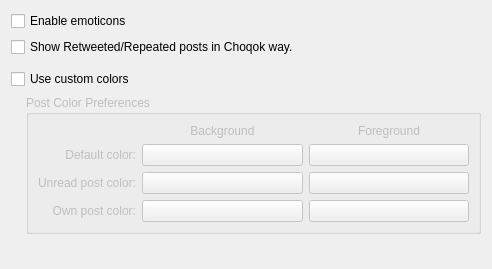
Qt form choqok/config/appearance/appearanceconfig_base.ui (KDE/choqok) before a commit.
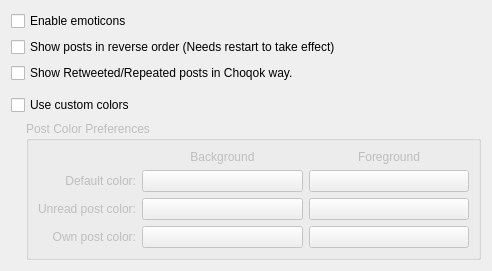
The same form after that commit. Custom widgets are drawn as their Qt base class.

Commit message: FEATURE:241743 an option to show timelines in reverse order

```diff
--- a/choqok/config/appearance/appearanceconfig_base.ui
+++ b/choqok/config/appearance/appearanceconfig_base.ui
@@ -18,6 +18,13 @@
      </property>
     </widget>
    </item>
+   <item>
+    <widget class="QCheckBox" name="kcfg_useReverseOrder">
+     <property name="text">
+      <string>Show posts in reverse order (Needs restart to take effect)</string>
+     </property>
+    </widget>
+   </item>
    <item>
     <widget class="QCheckBox" name="kcfg_showRetweetsInChoqokWay">
      <property name="toolTip">
```
The commit also changes 3 other files.
